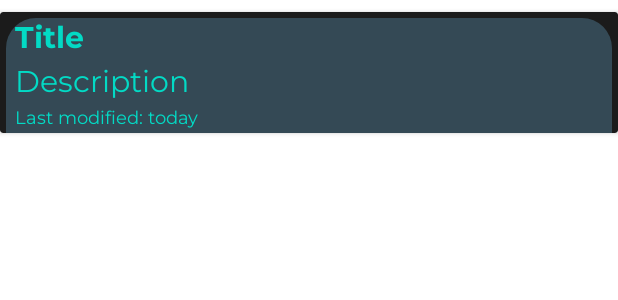
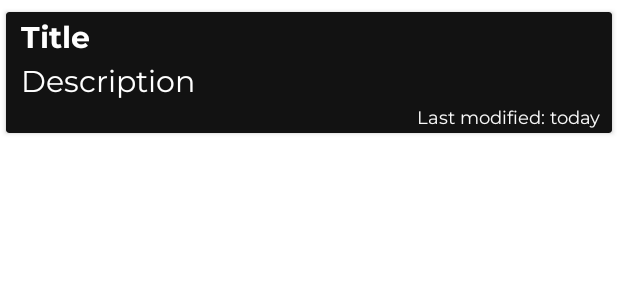
Before and after one commit to ImVikasJi/NoteTaking, an Android app: the layout item_note.xml on its own in the app's theme, with its tools: preview values and no code run, on a phone screen of 412 x 824 dp. Shown: the top 300 px of the screen. Run offline under Robolectric (Android 15) with nearby library versions, the phone set to English and light mode, and no system bars.

```diff
--- a/app/build.gradle
+++ b/app/build.gradle
@@ -4,6 +4,8 @@ plugins {
     id 'kotlin-kapt'
     id("dagger.hilt.android.plugin")
     id 'kotlin-parcelize'
+    id 'androidx.navigation.safeargs.kotlin'
+
 }
 
 android {
--- a/app/src/main/AndroidManifest.xml
+++ b/app/src/main/AndroidManifest.xml
@@ -3,6 +3,7 @@
     package="com.example.notetaking">
 
     <application
+        android:name=".NoteApplication"
         android:allowBackup="true"
         android:icon="@mipmap/ic_launcher"
         android:label="@string/app_name"
--- a/app/src/main/java/com/example/notetaking/ui/fragments/AddEditNoteFragment.kt
+++ b/app/src/main/java/com/example/notetaking/ui/fragments/AddEditNoteFragment.kt
@@ -2,12 +2,18 @@ package com.example.notetaking.ui.fragments
 
 import android.os.Bundle
 import android.view.View
+import androidx.activity.viewModels
 import androidx.fragment.app.Fragment
+import androidx.fragment.app.viewModels
 import com.example.notetaking.R
 import com.example.notetaking.databinding.FragmentAddNotesBinding
+import com.example.notetaking.model.NoteViewModel
+import dagger.hilt.android.AndroidEntryPoint
 
+@AndroidEntryPoint
 class AddEditNoteFragment: Fragment(R.layout.fragment_add_notes) {
 
+    private val noteViewModel: NoteViewModel by viewModels()
     private var _binding: FragmentAddNotesBinding? = null
     private val binding get() = _binding
 
--- a/app/src/main/res/drawable/round_corner.xml
+++ b/app/src/main/res/drawable/round_corner.xml
@@ -1,10 +1,9 @@
 <?xml version="1.0" encoding="utf-8"?>
 <shape
     xmlns:android="http://schemas.android.com/apk/res/android">
-    <solid android:color="#344955"/>
+    <solid android:color="#000000"/>
     <corners
-        android:topLeftRadius="20dp"
-        android:topRightRadius="20dp">
+        android:radius="8dp">
     </corners>
 
 </shape>
--- a/app/src/main/res/layout/fragment_notes.xml
+++ b/app/src/main/res/layout/fragment_notes.xml
@@ -12,7 +12,9 @@
         <androidx.recyclerview.widget.RecyclerView
             android:id="@+id/rvNotes"
             android:layout_width="match_parent"
-            android:layout_height="match_parent" />
+            android:layout_height="match_parent"
+            tools:layout_editor_absoluteX="206dp"
+            tools:layout_editor_absoluteY="280dp" />
 
         <com.google.android.material.floatingactionbutton.FloatingActionButton
             android:id="@+id/fab"
@@ -30,4 +32,5 @@
 
     </androidx.constraintlayout.widget.ConstraintLayout>
 
+
 </androidx.coordinatorlayout.widget.CoordinatorLayout>
--- a/app/src/main/res/layout/item_note.xml
+++ b/app/src/main/res/layout/item_note.xml
@@ -2,13 +2,14 @@
 <androidx.cardview.widget.CardView xmlns:android="http://schemas.android.com/apk/res/android"
     xmlns:app="http://schemas.android.com/apk/res-auto"
     xmlns:tools="http://schemas.android.com/tools"
-    android:backgroundTint="@color/black"
     android:layout_marginTop="8dp"
+    android:layout_marginLeft="4dp"
+    android:layout_marginRight="4dp"
+    android:backgroundTint="@color/black2"
     android:layout_width="match_parent"
     android:layout_height="wrap_content">
 
     <androidx.constraintlayout.widget.ConstraintLayout
-        android:background="@drawable/round_corner"
         android:layout_marginTop="4dp"
         android:layout_marginHorizontal="4dp"
         android:layout_width="match_parent"
@@ -24,7 +25,7 @@
             android:fontFamily="@font/montserrat_bold"
             android:maxLines="1"
             android:text="Title"
-            android:textColor="@color/teal_200"
+            android:textColor="@color/white"
             android:textSize="20sp"
             app:layout_constraintEnd_toEndOf="parent"
             app:layout_constraintStart_toStartOf="parent"
@@ -41,7 +42,7 @@
             android:fontFamily="@font/montserrat"
             android:maxLines="1"
             android:text="Description"
-            android:textColor="@color/teal_200"
+            android:textColor="@color/white"
             android:textSize="20sp"
             app:layout_constraintEnd_toEndOf="parent"
             app:layout_constraintStart_toStartOf="parent"
@@ -55,8 +56,9 @@
             android:layout_marginStart="6dp"
             android:layout_marginEnd="4dp"
             android:fontFamily="@font/montserrat"
+            android:gravity="end"
             android:text="Last modified: today"
-            android:textColor="@color/teal_200"
+            android:textColor="@color/background"
             android:textSize="12sp"
             app:layout_constraintEnd_toEndOf="parent"
             app:layout_constraintStart_toStartOf="parent"
--- a/app/src/main/res/values/colors.xml
+++ b/app/src/main/res/values/colors.xml
@@ -6,6 +6,8 @@
     <color name="teal_200">#FF03DAC5</color>
     <color name="teal_700">#FF018786</color>
     <color name="black">#1B1B1B</color>
+    <color name="black2">#121212</color>
+    <color name="cardView">#0C0C0C</color>
     <color name="white">#FFFFFFFF</color>
     <color name="blue_500">#006AF6</color>
     <color name="surface">#FFFFFF</color>
--- a/app/src/main/res/values/themes.xml
+++ b/app/src/main/res/values/themes.xml
@@ -12,5 +12,7 @@
         <!-- Status bar color. -->
         <item name="android:statusBarColor" tools:targetApi="l">?attr/colorPrimaryVariant</item>
         <!-- Customize your theme here. -->
+        <item name="android:textColorPrimary">@color/white</item>
+        <item name="android:textColorSecondary">@color/white</item>
     </style>
 </resources>
```
Also changed, not shown: app/src/main/java/com/example/notetaking/MainActivity.kt (+19 -1 lines), app/src/main/java/com/example/notetaking/NoteApplication.kt (added, +8 -0 lines), app/src/main/java/com/example/notetaking/adapter/NoteAdapter.kt (added, +62 -0 lines), app/src/main/java/com/example/notetaking/di/AppModule.kt (added, +30 -0 lines), app/src/main/java/com/example/notetaking/model/NoteViewModel.kt (added, +23 -0 lines), app/src/main/java/com/example/notetaking/repository/NoteRepository.kt (added, +20 -0 lines), app/src/main/java/com/example/notetaking/ui/fragments/NotesFragment.kt (+49 -0 lines), app/src/main/java/com/example/notetaking/util/Resource.kt (added, +10 -0 lines), app/src/main/res/layout/activity_main.xml (+9 -7 lines), app/src/main/res/navigation/nav_graph.xml (+8 -2 lines).
